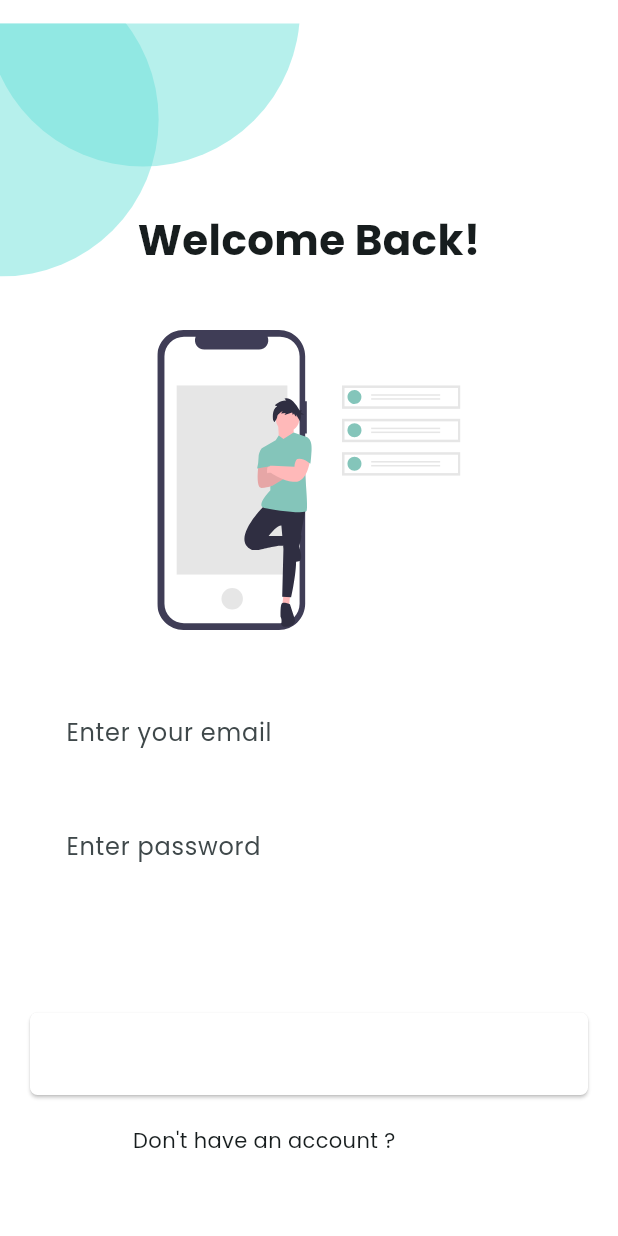
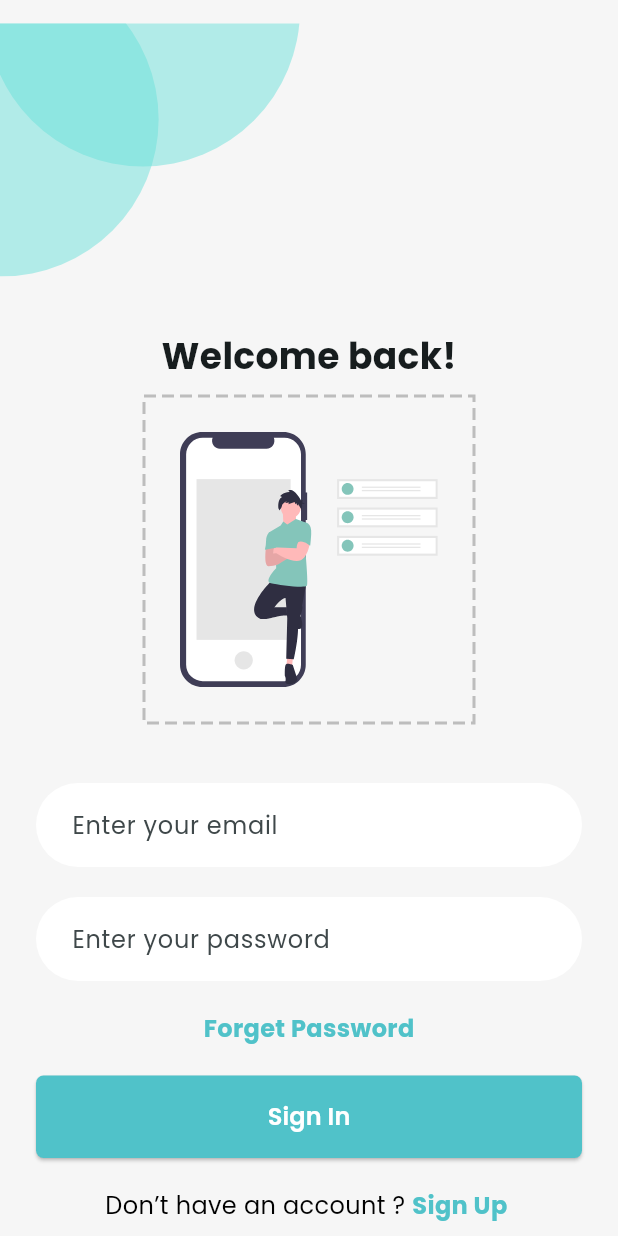
Before and after one commit to Nobi1202/todo_app_flutter, a Flutter app: the RegistrationScreen screen opened directly, after a tap on "Register", on a phone screen of 412 x 824 dp. Run offline on Flutter 3.47's test engine with Material 3 defaults, Android fonts, the phone set to English and light mode, and no system bars; drawn by our look-alikes of dotted_border; our stand-ins replace flutter_svg; network calls fail.

Commit message:
implement sign in screen

```diff
--- a/lib/constants/app_image_path.dart
+++ b/lib/constants/app_image_path.dart
@@ -3,6 +3,6 @@ class AppImagePath {
   static const String flutterLogoImg = 'assets/images/flutter_logo.png';
   static const String oclockImg = 'assets/images/oclock_img.svg';
   static const String personInPhoneImg =
-      'assets/images/person_in_phone_img.svg';
+      'assets/images/person_in_iphone_img.svg';
   static const String personIphoneImg = 'assets/images/person_iphone_img.svg';
 }
--- a/lib/screens/login_screen.dart
+++ b/lib/screens/login_screen.dart
@@ -1,8 +1,13 @@
+import 'package:dotted_border/dotted_border.dart';
 import 'package:flutter/material.dart';
 import 'package:flutter_svg/flutter_svg.dart';
+import 'package:todo_app/components/app_button.dart';
+import 'package:todo_app/components/app_text_field.dart';
 import 'package:todo_app/constants/app_color_path.dart';
+import 'package:todo_app/constants/app_image_path.dart';
+import 'package:todo_app/screens/dashboard_screen.dart';
 import 'package:todo_app/screens/registration_screen.dart';
-import 'package:todo_app/screens/dashboard_screen.dart';
+import 'package:todo_app/screens/widgets/blue_circle_img_appbar_widget.dart';
 
 class LoginScreen extends StatefulWidget {
   const LoginScreen({super.key});
@@ -25,175 +30,134 @@ class _LoginScreenState extends State<LoginScreen> {
   @override
   Widget build(BuildContext context) {
     return Scaffold(
-      backgroundColor: Colors.white,
-      body: SafeArea(
-        child: SingleChildScrollView(
+      backgroundColor: AppColorPath.lightWhite,
+      body: SingleChildScrollView(
         child: Column(
           children: [
-              Stack(
-                children: [
-                  Positioned(
-                    top: 0,
-                    left: 0,
-                    child: SvgPicture.asset(
-                      'assets/images/blue_circle_img.svg',
-                      height: 200,
-                      width: 200,
-                    ),
-                  ),
-                  Padding(
-                    padding: const EdgeInsets.symmetric(
-                        horizontal: 20.0, vertical: 40.0),
-                    child: Column(
-                      crossAxisAlignment: CrossAxisAlignment.start,
-                      children: [
-                        const SizedBox(height: 100),
-                        const Center(
-                          child: Text(
-                            'Welcome Back!',
-                            style: TextStyle(
-                              fontSize: 28,
-                              fontWeight: FontWeight.bold,
-                              fontFamily: 'Poppins',
-                            ),
-                          ),
-                        ),
+            _buildBlueCircleImgWidget(),
+            const SizedBox(height: 20),
+            _buildWelcomBackTextWidget(),
+            const SizedBox(height: 10),
+            _buildPersonImageWidget(),
             const SizedBox(height: 40),
-                        Center(
-                          child: SvgPicture.asset(
-                            'assets/images/person_in_iphone_img.svg',
-                            height: 200,
-                          ),
-                        ),
-                        const SizedBox(height: 40),
-                        TextField(
-                          controller: _emailController,
-                          decoration: InputDecoration(
-                            hintText: 'Enter your email',
-                            filled: true,
-                            fillColor: Colors.white,
-                            border: OutlineInputBorder(
-                              borderRadius: BorderRadius.circular(30),
-                              borderSide: BorderSide.none,
-                            ),
-                            enabledBorder: OutlineInputBorder(
-                              borderRadius: BorderRadius.circular(30),
-                              borderSide: BorderSide.none,
-                            ),
-                            focusedBorder: OutlineInputBorder(
-                              borderRadius: BorderRadius.circular(30),
-                              borderSide:
-                                  const BorderSide(color: AppColorPath.black),
-                            ),
-                            contentPadding: const EdgeInsets.symmetric(
-                                horizontal: 20, vertical: 16),
-                          ),
-                        ),
+            ..._buildListTextFieldWidget(),
             const SizedBox(height: 20),
-                        TextField(
-                          controller: _passwordController,
-                          obscureText: true,
-                          decoration: InputDecoration(
-                            hintText: 'Enter password',
-                            filled: true,
-                            fillColor: Colors.white,
-                            border: OutlineInputBorder(
-                              borderRadius: BorderRadius.circular(30),
-                              borderSide: BorderSide.none,
-                            ),
-                            enabledBorder: OutlineInputBorder(
-                              borderRadius: BorderRadius.circular(30),
-                              borderSide: BorderSide.none,
-                            ),
-                            focusedBorder: OutlineInputBorder(
-                              borderRadius: BorderRadius.circular(30),
-                              borderSide:
-                                  const BorderSide(color: AppColorPath.black),
-                            ),
-                            contentPadding: const EdgeInsets.symmetric(
-                                horizontal: 20, vertical: 16),
-                          ),
-                        ),
-                        const SizedBox(height: 15),
-                        Align(
-                          alignment: Alignment.centerRight,
-                          child: TextButton(
-                            onPressed: () {},
-                            child: const Text(
-                              'Forgot Password',
-                              style: TextStyle(
-                                color: AppColorPath.white,
-                                fontFamily: 'Poppins',
-                              ),
-                            ),
-                          ),
-                        ),
+            _buildForgetPasswordTextWidget(),
             const SizedBox(height: 20),
-                        ElevatedButton(
-                          onPressed: () {
-                            Navigator.push(
-                              context,
-                              MaterialPageRoute(
-                                  builder: (context) =>
-                                      const DashboardScreen()),
-                            );
-                          },
-                          style: ElevatedButton.styleFrom(
-                            backgroundColor: AppColorPath.white,
-                            minimumSize: const Size(double.infinity, 55),
-                            shape: RoundedRectangleBorder(
-                              borderRadius: BorderRadius.circular(5),
-                            ),
-                          ),
-                          child: const Text(
-                            'Sign In',
-                            style: TextStyle(
-                              color: Colors.white,
-                              fontSize: 16,
-                              fontWeight: FontWeight.w600,
-                              fontFamily: 'Poppins',
-                            ),
-                          ),
-                        ),
+            _buildSignInButtonWidget(),
             const SizedBox(height: 20),
-                        Row(
-                          mainAxisAlignment: MainAxisAlignment.center,
-                          children: [
-                            const Text(
-                              "Don't have an account ? ",
-                              style: TextStyle(
-                                fontFamily: 'Poppins',
-                              ),
-                            ),
-                            GestureDetector(
-                              onTap: () {
-                                Navigator.push(
-                                  context,
-                                  MaterialPageRoute(
-                                      builder: (context) =>
-                                          const RegistrationScreen()),
-                                );
-                              },
-                              child: const Text(
-                                'Sign Up',
-                                style: TextStyle(
-                                  color: AppColorPath.white,
-                                  fontWeight: FontWeight.bold,
-                                  fontFamily: 'Poppins',
-                                ),
-                              ),
-                            ),
+            _buildSignUpTextWidget(),
           ],
-                        ),
-                      ],
-                    ),
-                  ),
-                ],
-              ),
-            ],
-          ),
         ),
       ),
     );
   }
+
+  Row _buildBlueCircleImgWidget() {
+    return const Row(
+      children: [BlueCircleImgAppbarWidget()],
+    );
   }
+
+  Text _buildWelcomBackTextWidget() {
+    return const Text(
+      'Welcome back!',
+      style: TextStyle(
+          fontFamily: 'PopPins', fontSize: 24, fontWeight: FontWeight.bold),
+    );
+  }
+
+  DottedBorder _buildPersonImageWidget() {
+    return DottedBorder(
+      padding: const EdgeInsets.all(24),
+      color: Colors.grey.shade400,
+      strokeWidth: 2,
+      dashPattern: const [8, 4],
+      child: SvgPicture.asset(AppImagePath.personInPhoneImg),
+    );
+  }
+
+  List<Widget> _buildListTextFieldWidget() {
+    return [
+      Padding(
+        padding: const EdgeInsets.symmetric(horizontal: 24),
+        child: AppTextField(
+          textEditingController: _emailController,
+          hintText: 'Enter your email',
+        ),
+      ),
+      const SizedBox(height: 20),
+      Padding(
+        padding: const EdgeInsets.symmetric(horizontal: 24),
+        child: AppTextField(
+          textEditingController: _passwordController,
+          hintText: 'Enter your password',
+        ),
+      ),
+    ];
+  }
+
+  InkWell _buildForgetPasswordTextWidget() {
+    return InkWell(
+      onTap: () {},
+      child: const Text(
+        'Forget Password',
+        style: TextStyle(
+          fontFamily: 'PopPins',
+          fontSize: 16,
+          fontWeight: FontWeight.bold,
+          color: AppColorPath.lightBlue,
+        ),
+      ),
+    );
+  }
+
+  Padding _buildSignInButtonWidget() {
+    return Padding(
+      padding: const EdgeInsets.symmetric(horizontal: 24),
+      child: AppButton(
+        onPressed: () => Navigator.push(
+          context,
+          MaterialPageRoute(
+            builder: (context) => const DashboardScreen(),
+          ),
+        ),
+        title: 'Sign In',
+      ),
+    );
+  }
+
+  Row _buildSignUpTextWidget() {
+    return Row(
+      mainAxisAlignment: MainAxisAlignment.center,
+      children: [
+        const Text(
+          'Don’t have an account ? ',
+          style: TextStyle(
+            fontFamily: 'PopPins',
+            fontSize: 16,
+            fontWeight: FontWeight.normal,
+            color: AppColorPath.black,
+          ),
+        ),
+        InkWell(
+          onTap: () => Navigator.push(
+            context,
+            MaterialPageRoute(
+              builder: (context) => const RegistrationScreen(),
+            ),
+          ),
+          child: const Text(
+            'Sign Up ',
+            style: TextStyle(
+              fontFamily: 'PopPins',
+              fontSize: 16,
+              fontWeight: FontWeight.bold,
+              color: AppColorPath.lightBlue,
+            ),
+          ),
+        )
+      ],
+    );
+  }
+}
--- a/pubspec.yaml
+++ b/pubspec.yaml
@@ -35,6 +35,7 @@ dependencies:
   # Use with the CupertinoIcons class for iOS style icons.
   cupertino_icons: ^1.0.8
   flutter_svg: ^2.0.10+1
+  dotted_border: ^2.1.0
 
 dev_dependencies:
   flutter_test:
```
Also changed, not shown: pubspec.lock. Lines whose indentation alone changed are shown as unchanged.
